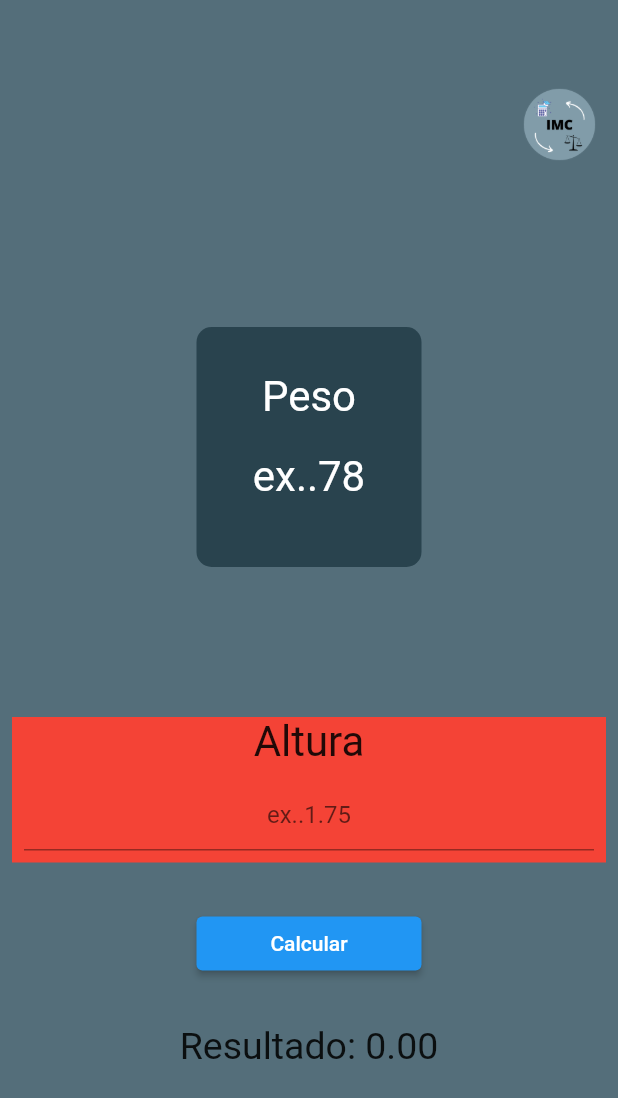
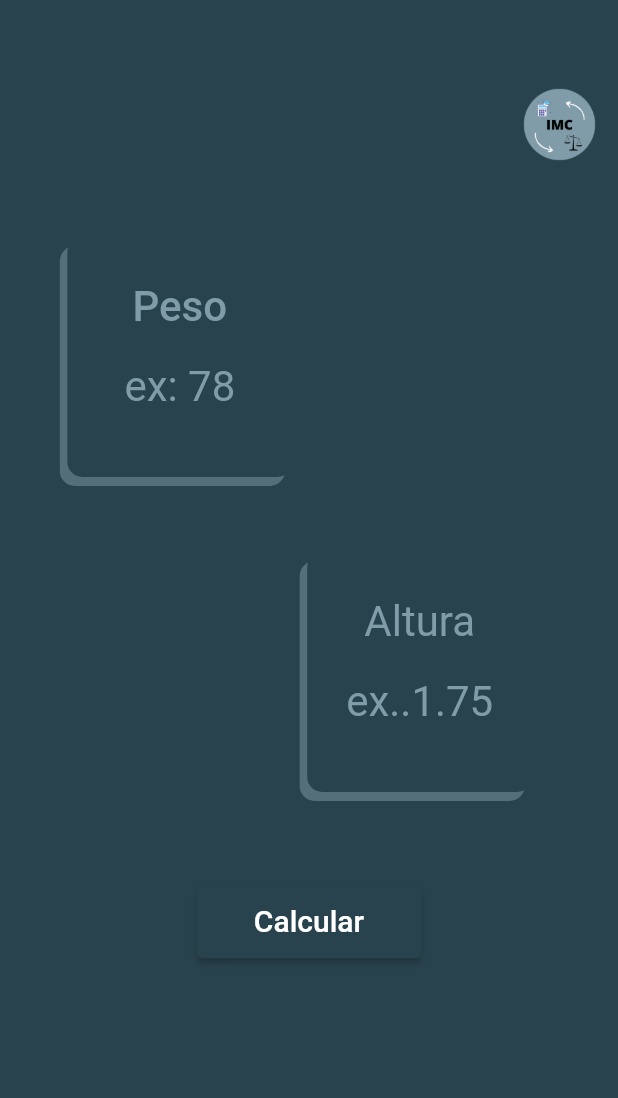
Before and after one commit to jucesargois/imc_app, a Flutter app: the screen it shows after launch, on a phone screen of 412 x 824 dp. Shown: the top 1098 px of the screen. Run offline on Flutter 3.47's test engine with Material 2 defaults, Android fonts, the phone set to English and light mode, and no system bars.

Commit message:
Nova organização de cores no layout, mudança no alinhamento de alguns widgets, e inserido alteração de visibilidade  para o resultado do IMC.

```diff
--- a/lib/home.dart
+++ b/lib/home.dart
@@ -46,7 +46,7 @@ class _HomeState extends State<Home> {
   Widget build(BuildContext context) {
     return MaterialApp(
       home: Scaffold(
-        backgroundColor: Color(0xFF546e7a),
+        backgroundColor: Color(0xFF29434e),
         body: SingleChildScrollView(
           child: Padding(
             padding: const EdgeInsets.all(8.0),
@@ -81,12 +81,22 @@ class _HomeState extends State<Home> {
                   ],
                 ),
                 const SizedBox(
-                  height: 110,
+                  height: 50,
                 ),
-                Container(
+                Align(
+                  alignment: Alignment(-0.70, -70.0),
+                  child: Container(
                     width: 150,
                     height: 160,
                     decoration: BoxDecoration(
+                      boxShadow: [
+                        BoxShadow(
+                          color: Color(0xFF546e7a),
+                          // spreadRadius: 5,
+                          //blurRadius: 7,
+                          offset: Offset(-5, 6), // changes position of shadow
+                        ),
+                      ],
                       borderRadius: BorderRadius.all(
                         Radius.circular(10),
                       ),
@@ -94,21 +104,26 @@ class _HomeState extends State<Home> {
                     ),
                     child: Column(
                       children: [
-                      SizedBox(height: 30,),
+                        SizedBox(
+                          height: 30,
+                        ),
                         Text(
                           'Peso',
-                        style: TextStyle(fontSize: 28, color: Colors.white),
+                          style: TextStyle(
+                              fontSize: 28,
+                              color: Color(0xFF819ca9),
+                              fontWeight: FontWeight.w500),
                         ),
                         Padding(
                           padding: const EdgeInsets.all(8.0),
                           child: TextField(
-                          style: TextStyle(color: Colors.white,fontSize: 28),
+                            style: TextStyle(color: Colors.white, fontSize: 28),
                             textAlign: TextAlign.center,
                             controller: pesocontroller,
                             decoration: const InputDecoration(
-                            hintText: 'ex..78',
+                              hintText: 'ex: 78',
                               hintStyle: TextStyle(
-                              color: Colors.white,
+                                color: Color(0xFF819ca9),
                               ),
                               enabledBorder: InputBorder.none,
                               focusedBorder: InputBorder.none,
@@ -118,37 +133,100 @@ class _HomeState extends State<Home> {
                       ],
                     ),
                   ),
+                ),
                 const SizedBox(
-                  height: 100,
+                  height: 50,
                 ),
-                Container(
-                  color: Colors.red,
+                Align(
+                  alignment: Alignment(0.60, 0.0),
+                  child: Container(
+                    width: 150,
+                    height: 160,
+                    decoration: BoxDecoration(
+                      boxShadow: [
+                        BoxShadow(
+                          color: Color(0xFF546e7a),
+                          // spreadRadius: 5,
+                          //blurRadius: 7,
+                          offset: Offset(-5, 6), // changes position of shadow
+                        ),
+                      ],
+                      borderRadius: BorderRadius.all(
+                        Radius.circular(10),
+                      ),
+                      color: Color(0xFF29434e),
+                    ),
                     child: Column(
                       children: [
+                        SizedBox(
+                          height: 30,
+                        ),
                         const Center(
                           child: Text(
                             'Altura',
-                          style: TextStyle(fontSize: 28),
+                            style: TextStyle(
+                                fontSize: 28, color: Color(0xFF819ca9)),
                           ),
                         ),
                         Padding(
                           padding: const EdgeInsets.all(8.0),
                           child: TextField(
+                            style: TextStyle(color: Colors.white, fontSize: 28),
                             textAlign: TextAlign.center,
                             controller: alturacontroller,
-                          decoration:
-                              const InputDecoration(hintText: 'ex..1.75'),
+                            decoration: const InputDecoration(
+                              hintText: 'ex..1.75',
+                              hintStyle: TextStyle(color: Color(0xFF819ca9)),
+                              enabledBorder: InputBorder.none,
+                              focusedBorder: InputBorder.none,
+                            ),
                           ),
                         ),
                       ],
                     ),
                   ),
+                ),
                 const SizedBox(
-                  height: 30,
+                  height: 5,
+                ),
+                Align(
+                  alignment: Alignment(-0.85, 0.0),
+                  child: Visibility(
+                    visible: value,
+                    child: Container(
+                      width: 150,
+                      height: 50,
+                      decoration: BoxDecoration(
+                        boxShadow: [
+                          BoxShadow(
+                            color: Color(0xFF546e7a),
+                            // spreadRadius: 5,
+                            //blurRadius: 7,
+                            offset: Offset(0, 3), // changes position of shadow
+                          ),
+                        ],
+                        borderRadius: BorderRadius.all(
+                          Radius.circular(10),
+                        ),
+                        color: Color(0xFF29434e),
+                      ),
+                      child: Center(
+                        child: Text(
+                          "IMC: ${resultado.toStringAsFixed(2)}",
+                          style: const TextStyle(fontSize: 25, fontWeight: FontWeight.w600,color: Color(0xFF546e7a)),
+                        ),
+                      ),
+                    ),
+                  ),
+                ),
+                const SizedBox(
+                  height: 56,
                 ),
                 SizedBox(
                   width: 150,
                   child: ElevatedButton(
+                    style: ElevatedButton.styleFrom(
+                        primary: Color(0xFF29434e), fixedSize: Size(40, 50)),
                     onPressed: () {
                       int? pesoconv = int.tryParse(pesocontroller.text);
                       peso = pesoconv;
@@ -167,29 +245,26 @@ class _HomeState extends State<Home> {
                         },
                       );
                     },
-                    child: const Text('Calcular'),
+                    child: const Text(
+                      'Calcular',
+                      style: TextStyle(fontSize: 20),
+                    ),
                   ),
                 ),
                 const SizedBox(
-                  height: 30,
-                ),
-                Center(
-                  child: Text(
-                    "Resultado: ${resultado.toStringAsFixed(2)}",
-                    style: const TextStyle(fontSize: 25),
-                  ),
-                ),
-                const SizedBox(
-                  height: 90,
+                  height: 70,
                 ),
                 Visibility(
                   visible: value,
                   child: Container(
+                    width: double.infinity,
+                    height: 50,
+                    decoration: BoxDecoration(
+                      borderRadius: BorderRadius.all(Radius.circular(10)),
                       color: classificacaoImc(resultado) == 'Adequado'
                           ? Colors.green
                           : Colors.red,
-                    width: double.infinity,
-                    height: 50,
+                    ),
                     child: Center(
                       child: Text(
                         '${classificacaoImc(resultado)}',
```
Lines whose indentation alone changed are shown as unchanged.
